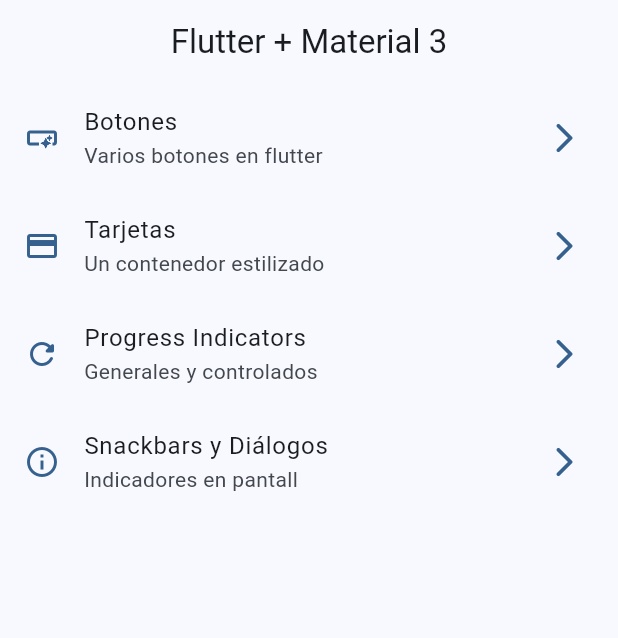
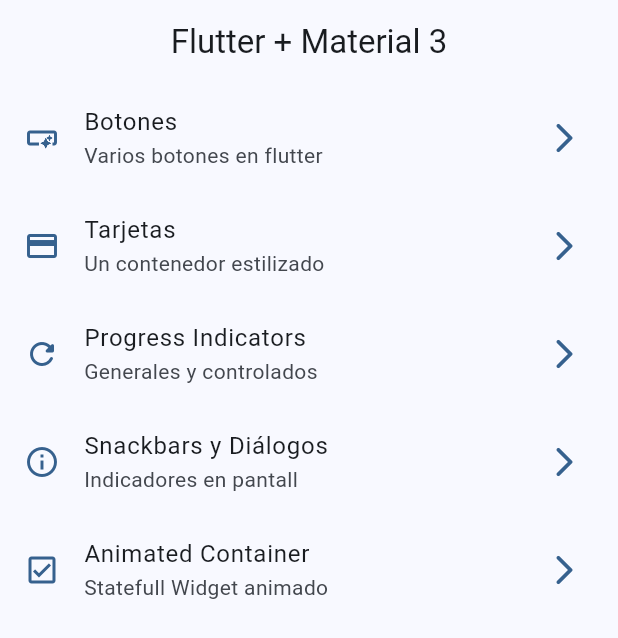
Before and after one commit to vogelFritz/widgets_app, a Flutter app: the screen it shows after launch, on a phone screen of 412 x 824 dp. Shown: the top 638 px of the screen. Run offline on Flutter 3.47's test engine with Material 3 defaults, Android fonts, the phone set to English and light mode, and no system bars; our stand-ins replace go_router.

Commit message:
animated container temrinado

```diff
--- a/lib/config/menu/menu_items.dart
+++ b/lib/config/menu/menu_items.dart
@@ -34,5 +34,10 @@ const appMenuItems = <MenuItems>[
       title: 'Snackbars y Diálogos',
       subTitle: 'Indicadores en pantall',
       link: '/snackbars',
-      icon: Icons.info_outline)
+      icon: Icons.info_outline),
+  MenuItems(
+      title: 'Animated Container',
+      subTitle: 'Statefull Widget animado',
+      link: '/animated',
+      icon: Icons.check_box_outlined)
 ];
--- a/lib/config/router/app_router.dart
+++ b/lib/config/router/app_router.dart
@@ -28,6 +28,11 @@ final appRouter = GoRouter(
       name: SnackbarScreen.name,
       path: '/snackbars',
       builder: (context, state) => const SnackbarScreen(),
+    ),
+    GoRoute(
+      name: AnimatedScreen.name,
+      path: '/animated',
+      builder: (context, state) => const AnimatedScreen(),
     )
   ],
 );
--- a/lib/presentation/screens/cards/cards_screen.dart
+++ b/lib/presentation/screens/cards/cards_screen.dart
@@ -146,7 +146,6 @@ class _CardType4 extends StatelessWidget {
 
   @override
   Widget build(BuildContext context) {
-    final colors = Theme.of(context).colorScheme;
     return Card(
       clipBehavior: Clip.hardEdge,
       elevation: elevation,
```
Also changed, not shown: lib/presentation/screens/animated/animated_screen.dart (+39 -2 lines).
